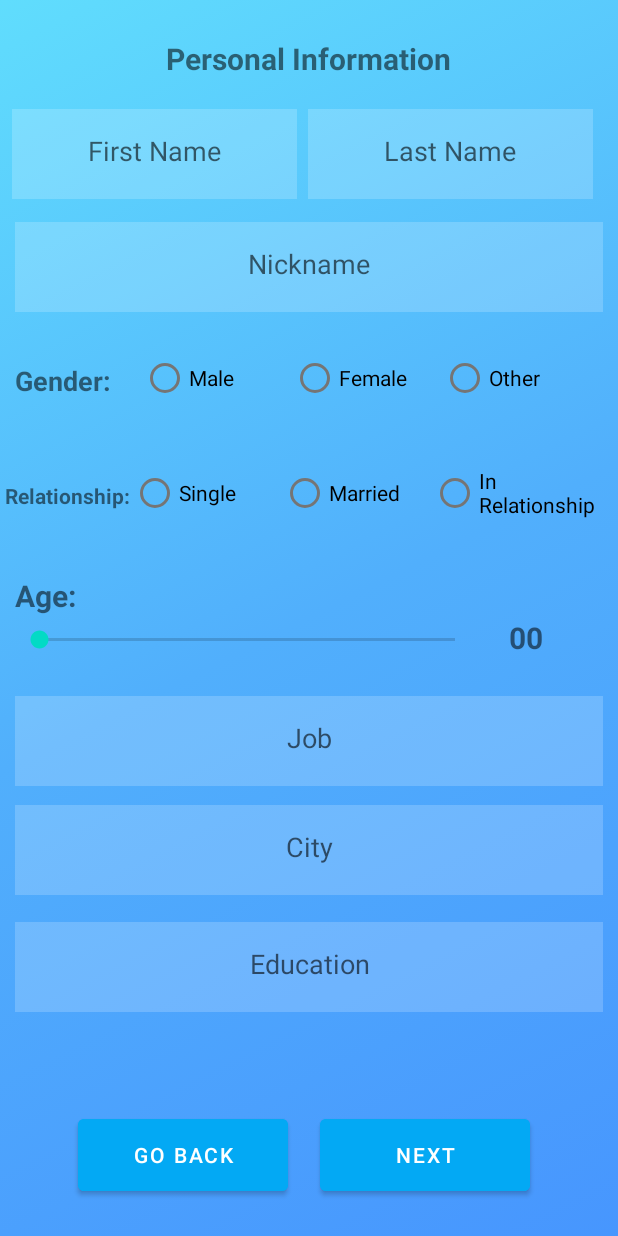
After one commit to Ronenii/Fly, an Android app: the SignUpActivity2 screen opened directly, with no data from a screen before it, on a phone screen of 412 x 824 dp. The commit adds this screen. Run offline under Robolectric (Android 15) with nearby library versions, the phone set to English and light mode, and no system bars.

Commit message:
added second sign up page for the user's personal information. TODO: 1. add backend functionality- save the input 2. connect the age meter to the textview 3. make the go back button go back to the first sign up page, allow to enter new mail and password to replace the old ones. 4. the next button should finish the registration process, sign the user in and move into the home page of the app.

```diff
--- a/app/src/main/java/com/GroupC/fly/ActivityLogic/MainActivity.java
+++ b/app/src/main/java/com/GroupC/fly/ActivityLogic/MainActivity.java
@@ -40,7 +40,6 @@ public class MainActivity extends AppCompatActivity {
 
     public void onSignInClick(View view)
     {
-
         //test
         //sets a new dialog on this activity and shows the sign in activity
         Dialog sign_in_dialog = new Dialog(this);
@@ -65,5 +64,7 @@ public class MainActivity extends AppCompatActivity {
         });
     }
 
-
+    public void onForgotPasswordClick(View view) {
+        // TODO: go to forgot password activity.
+    }
 }
--- a/app/src/main/java/com/GroupC/fly/ActivityLogic/SignUpActivity.java
+++ b/app/src/main/java/com/GroupC/fly/ActivityLogic/SignUpActivity.java
@@ -4,14 +4,12 @@ import androidx.constraintlayout.widget.ConstraintLayout;
 
 import android.content.Intent;
 import android.graphics.drawable.AnimationDrawable;
-import android.net.wifi.hotspot2.pps.Credential;
 import android.os.Bundle;
 import android.view.Gravity;
 import android.view.LayoutInflater;
 import android.view.View;
 import android.view.ViewGroup;
 import android.view.WindowManager;
-import android.widget.Button;
 import android.widget.EditText;
 import android.widget.TextView;
 import android.widget.Toast;
@@ -26,7 +24,6 @@ public class SignUpActivity extends AppCompatActivity{
     EditText etEmail;
     EditText etPassword;
     EditText etPasswordRepeat;
-    Button submitButton;
 
     @Override
     protected void onCreate(Bundle savedInstanceState) {
@@ -48,17 +45,6 @@ public class SignUpActivity extends AppCompatActivity{
         etEmail = (EditText) findViewById(R.id.et_email);
         etPassword = (EditText) findViewById(R.id.et_password);
         etPasswordRepeat = (EditText) findViewById(R.id.et_password_repeat);
-        submitButton = (Button) findViewById(R.id.btn_submit);
-        submitButton.setOnClickListener(new View.OnClickListener() {
-            @Override
-            public void onClick(View view) {
-                getCredentials();
-                if(credentialsCheck(passwordRepeat,password,email))
-                {
-                    //TODO: Save/Create new user and redirect to profile creation
-                }
-            }
-        });
     }
 
     //Gets credentials from user
@@ -72,7 +58,7 @@ public class SignUpActivity extends AppCompatActivity{
     //Checks if the credentials are ok returns true, if not will show error and return false
     private boolean credentialsCheck(String passwordRepeat, String password, String email)
     {  //TODO: finish method, figure out what we want to be the credential requirements
-        if(password.length() < 8 || password == null) {
+        if(password == null || password.length() < 8) {
             displayErrorToast("Password must contain 8 characters");
             return false;
         }
@@ -96,8 +82,16 @@ public class SignUpActivity extends AppCompatActivity{
         toast.show();
 
     }
-    public void onReturnClick(View view) {
-        Intent moveToHome = new Intent(this,MainActivity.class);
+    public void onGoBackClick(View view) {
+        Intent moveToHome = new Intent(this, MainActivity.class);
         startActivity(moveToHome);
     }
+
+    public void onNextClick(View view) {
+        getCredentials();
+        if(credentialsCheck(passwordRepeat,password,email)) {
+            Intent moveToNext = new Intent(this, SignUpActivity2.class);
+            startActivity(moveToNext);
+        }
+    }
 }
--- /dev/null
+++ b/app/src/main/java/com/GroupC/fly/ActivityLogic/SignUpActivity2.java
@@ -0,0 +1,36 @@
+package com.GroupC.fly.ActivityLogic;
+
+import androidx.appcompat.app.AppCompatActivity;
+import androidx.constraintlayout.widget.ConstraintLayout;
+
+import android.graphics.drawable.AnimationDrawable;
+import android.os.Bundle;
+import android.view.View;
+import android.view.WindowManager;
+
+import com.GroupC.fly.R;
+
+public class SignUpActivity2 extends AppCompatActivity {
+
+    @Override
+    protected void onCreate(Bundle savedInstanceState) {
+        super.onCreate(savedInstanceState);
+        setContentView(R.layout.activity_sign_up2);
+
+        //These lines hide the title and action bar at the top of the screen
+        this.getSupportActionBar().hide();
+        getWindow().setFlags(WindowManager.LayoutParams.FLAG_FULLSCREEN,WindowManager.LayoutParams.FLAG_FULLSCREEN);
+
+        //Animation Declaration & Start
+        ConstraintLayout sign_up_page2 = findViewById(R.id.sign_up_page2);
+        AnimationDrawable animation = (AnimationDrawable) sign_up_page2.getBackground();
+
+        animation.setEnterFadeDuration(10);
+        animation.setExitFadeDuration(5000);
+        animation.start();
+    }
+
+    public void onGoBackClick(View view) {
+
+    }
+}
--- a/app/src/main/res/layout/activity_main.xml
+++ b/app/src/main/res/layout/activity_main.xml
@@ -12,7 +12,7 @@
         android:id="@+id/textWelcome"
         android:layout_width="wrap_content"
         android:layout_height="wrap_content"
-        android:text="@string/welcome_to_fly"
+        android:text="@string/welcome_msg"
         android:textSize="30sp"
         app:layout_constraintBottom_toBottomOf="parent"
         app:layout_constraintEnd_toEndOf="parent"
@@ -27,7 +27,7 @@
         android:layout_marginTop="144dp"
         android:backgroundTint="#03A9F4"
         android:onClick="onSignInClick"
-        android:text="@string/sign_in"
+        android:text="@string/sign_in_msg"
         android:textColor="@color/white"
         app:layout_constraintEnd_toEndOf="parent"
         app:layout_constraintStart_toStartOf="parent"
@@ -39,7 +39,7 @@
         android:layout_height="60dp"
         android:backgroundTint="#03A9F4"
         android:onClick="onSignUpClick"
-        android:text="@string/sign_up"
+        android:text="@string/sign_up_msg"
         android:textAlignment="center"
         android:textColor="@color/white"
         app:layout_constraintEnd_toEndOf="@+id/buttonSignIn"
--- a/app/src/main/res/layout/activity_sign_in.xml
+++ b/app/src/main/res/layout/activity_sign_in.xml
@@ -17,7 +17,7 @@
         android:background="@color/input_bar_color"
         android:drawableLeft="@drawable/baseline_alternate_email_24"
         android:gravity="center"
-        android:hint="Email"
+        android:hint="@string/email_msg"
         android:padding="20dp"
         app:layout_constraintBottom_toBottomOf="parent"
         app:layout_constraintEnd_toEndOf="parent"
@@ -35,7 +35,7 @@
         android:background="@color/input_bar_color"
         android:drawableLeft="@drawable/baseline_password_24"
         android:gravity="center"
-        android:hint="Password"
+        android:hint="@string/password_msg"
         android:padding="20dp"
         app:layout_constraintBottom_toBottomOf="parent"
         app:layout_constraintEnd_toEndOf="parent"
@@ -51,7 +51,7 @@
         android:layout_below="@id/et_password_si"
         android:layout_margin="20dp"
         android:onClick="onForgotPasswordClick"
-        android:text="Forgot Password"
+        android:text="@string/forgot_password_msg"
         app:layout_constraintBottom_toBottomOf="parent"
         app:layout_constraintEnd_toEndOf="parent"
         app:layout_constraintStart_toStartOf="parent"
@@ -64,7 +64,7 @@
         android:layout_height="60dp"
         android:layout_marginBottom="52dp"
         android:backgroundTint="#03A9F4"
-        android:text="SIGN IN"
+        android:text="@string/sign_in_msg"
         android:textColor="@color/white"
         app:layout_constraintBottom_toBottomOf="parent"
         app:layout_constraintEnd_toEndOf="parent"
--- a/app/src/main/res/layout/activity_sign_up.xml
+++ b/app/src/main/res/layout/activity_sign_up.xml
@@ -13,7 +13,7 @@
         android:layout_width="wrap_content"
         android:layout_height="wrap_content"
         android:layout_marginTop="-10dp"
-        android:text="@string/sign_up"
+        android:text="@string/sign_up_msg"
         android:textSize="20sp"
         android:textStyle="bold"
         android:typeface="normal"
@@ -35,7 +35,7 @@
         android:background="@color/input_bar_color"
         android:drawableLeft="@drawable/baseline_alternate_email_24"
         android:gravity="center"
-        android:hint="@string/email"
+        android:hint="@string/email_msg"
         android:padding="20dp"
         app:layout_constraintBottom_toTopOf="@+id/et_password"
         app:layout_constraintEnd_toEndOf="parent"
@@ -55,7 +55,7 @@
         android:background="@color/input_bar_color"
         android:drawableLeft="@drawable/baseline_password_24"
         android:gravity="center"
-        android:hint="@string/password"
+        android:hint="@string/password_msg"
         android:inputType="textPassword"
         android:padding="20dp"
         app:layout_constraintBottom_toBottomOf="parent"
@@ -74,42 +74,43 @@
         android:background="@color/input_bar_color"
         android:drawableLeft="@drawable/baseline_password_24"
         android:gravity="center"
-        android:hint="@string/re_password"
+        android:hint="@string/retype_password_msg"
+        android:inputType="textPassword"
         android:padding="20dp"
-        android:inputType="textPassword"
-        app:layout_constraintBottom_toTopOf="@+id/btn_submit"
+        app:layout_constraintBottom_toBottomOf="parent"
         app:layout_constraintEnd_toEndOf="parent"
         app:layout_constraintHorizontal_bias="0.0"
         app:layout_constraintStart_toStartOf="parent"
         app:layout_constraintTop_toBottomOf="@+id/et_password"
-        app:layout_constraintVertical_bias="0.021" />
+        app:layout_constraintVertical_bias="0.0" />
 
     <Button
-        android:id="@+id/btn_submit"
+        android:id="@+id/btn_next"
         android:layout_width="140dp"
         android:layout_height="60dp"
-        android:layout_marginBottom="228dp"
+        android:layout_marginBottom="28dp"
         android:backgroundTint="@color/blueBtnColor"
-        android:text="submit"
+        android:text="@string/next_msg"
+        android:textColor="@color/white"
         android:typeface="normal"
-        android:textColor="@color/white"
-        app:layout_constraintBottom_toTopOf="@+id/btn_return_home"
+        android:onClick="onNextClick"
+        app:layout_constraintBottom_toBottomOf="parent"
         app:layout_constraintEnd_toEndOf="parent"
-        app:layout_constraintHorizontal_bias="0.498"
+        app:layout_constraintHorizontal_bias="0.833"
         app:layout_constraintStart_toStartOf="parent" />
 
     <Button
-        android:id="@+id/btn_return_home"
+        android:id="@+id/btn_go_back"
         android:layout_width="140dp"
         android:layout_height="60dp"
-        android:layout_marginBottom="68dp"
+        android:layout_marginBottom="28dp"
         android:backgroundTint="@color/blueBtnColor"
-        android:onClick="onReturnClick"
-        android:text="return home"
+        android:onClick="onGoBackClick"
+        android:text="@string/back_msg"
         android:textColor="@color/white"
         app:layout_constraintBottom_toBottomOf="parent"
         app:layout_constraintEnd_toEndOf="parent"
-        app:layout_constraintHorizontal_bias="0.498"
+        app:layout_constraintHorizontal_bias="0.225"
         app:layout_constraintStart_toStartOf="parent" />
 
 </androidx.constraintlayout.widget.ConstraintLayout>
--- /dev/null
+++ b/app/src/main/res/layout/activity_sign_up2.xml
@@ -0,0 +1,288 @@
+<?xml version="1.0" encoding="utf-8"?>
+<androidx.constraintlayout.widget.ConstraintLayout xmlns:android="http://schemas.android.com/apk/res/android"
+    xmlns:app="http://schemas.android.com/apk/res-auto"
+    xmlns:tools="http://schemas.android.com/tools"
+    android:id="@+id/sign_up_page2"
+    android:layout_width="match_parent"
+    android:layout_height="match_parent"
+    android:background="@drawable/gradient_animation">
+
+    <RadioGroup
+        android:id="@+id/rg_relationship"
+        android:layout_width="400dp"
+        android:layout_height="52dp"
+        android:gravity="center_vertical"
+        android:orientation="horizontal"
+        app:layout_constraintBottom_toBottomOf="parent"
+        app:layout_constraintEnd_toEndOf="parent"
+        app:layout_constraintHorizontal_bias="0.285"
+        app:layout_constraintStart_toStartOf="parent"
+        app:layout_constraintTop_toBottomOf="@+id/rg_gender"
+        app:layout_constraintVertical_bias="0.052">
+
+        <TextView
+            android:id="@+id/tv_relationship"
+            android:layout_width="84dp"
+            android:layout_height="wrap_content"
+            android:text="@string/relationship_msg"
+            android:textSize="14sp"
+            android:textStyle="bold"
+            android:typeface="normal" />
+
+        <RadioButton
+            android:id="@+id/rb_relationship_single"
+            android:layout_width="100dp"
+            android:layout_height="wrap_content"
+            android:layout_gravity="start"
+            android:text="@string/relationship_single_msg" />
+
+        <RadioButton
+            android:id="@+id/rb_relationship_married"
+            android:layout_width="100dp"
+            android:layout_height="wrap_content"
+            android:layout_gravity="start"
+            android:text="@string/relationship_married_msg" />
+
+        <RadioButton
+            android:id="@+id/rb_relationship_in_relationship"
+            android:layout_width="wrap_content"
+            android:layout_height="wrap_content"
+            android:layout_gravity="start"
+            android:text="@string/relationship_in_relationship_msg" />
+    </RadioGroup>
+
+    <TextView
+        android:id="@+id/tv_sign_up_person_info"
+        android:layout_width="wrap_content"
+        android:layout_height="wrap_content"
+        android:layout_marginTop="-10dp"
+        android:text="@string/sign_up_person_info_msg"
+        android:textSize="20sp"
+        android:textStyle="bold"
+        android:typeface="normal"
+        app:layout_constraintBottom_toBottomOf="parent"
+        app:layout_constraintEnd_toEndOf="parent"
+        app:layout_constraintHorizontal_bias="0.498"
+        app:layout_constraintStart_toStartOf="parent"
+        app:layout_constraintTop_toTopOf="parent"
+        app:layout_constraintVertical_bias="0.044" />
+
+    <EditText
+        android:id="@+id/et_first_name"
+        android:layout_width="190dp"
+        android:layout_height="60dp"
+        android:layout_marginStart="8dp"
+        android:background="@color/input_bar_color"
+        android:gravity="center"
+        android:hint="@string/first_name_msg"
+        android:padding="20dp"
+        app:layout_constraintBottom_toBottomOf="parent"
+        app:layout_constraintStart_toStartOf="parent"
+        app:layout_constraintTop_toTopOf="parent"
+        app:layout_constraintVertical_bias="0.095" />
+
+    <EditText
+        android:id="@+id/et_nickname"
+        android:layout_width="match_parent"
+        android:layout_height="60dp"
+        android:layout_below="@id/et_first_name"
+        android:layout_marginStart="10dp"
+        android:layout_marginTop="15dp"
+        android:layout_marginEnd="10dp"
+        android:background="@color/input_bar_color"
+        android:gravity="center"
+        android:hint="@string/nickname_msg"
+        android:padding="20dp"
+        app:layout_constraintBottom_toBottomOf="parent"
+        app:layout_constraintEnd_toEndOf="parent"
+        app:layout_constraintHorizontal_bias="1.0"
+        app:layout_constraintStart_toStartOf="parent"
+        app:layout_constraintTop_toBottomOf="@+id/et_last_name"
+        app:layout_constraintVertical_bias="0.0" />
+
+    <RadioGroup
+        android:id="@+id/rg_gender"
+        android:layout_width="383dp"
+        android:layout_height="51dp"
+        android:gravity="center_vertical"
+        android:orientation="horizontal"
+        app:layout_constraintBottom_toBottomOf="parent"
+        app:layout_constraintEnd_toEndOf="parent"
+        app:layout_constraintHorizontal_bias="0.357"
+        app:layout_constraintStart_toStartOf="parent"
+        app:layout_constraintTop_toBottomOf="@+id/et_nickname"
+        app:layout_constraintVertical_bias="0.035">
+
+        <TextView
+            android:id="@+id/tv_gender"
+            android:layout_width="84dp"
+            android:layout_height="wrap_content"
+            android:text="@string/gender_msg"
+            android:textSize="18sp"
+            android:textStyle="bold"
+            android:typeface="normal" />
+
+        <RadioButton
+            android:id="@+id/rb_gender_male"
+            android:layout_width="100dp"
+            android:layout_height="wrap_content"
+            android:layout_gravity="start"
+            android:text="@string/gender_male_msg" />
+
+        <RadioButton
+            android:id="@+id/rb_gender_female"
+            android:layout_width="100dp"
+            android:layout_height="wrap_content"
+            android:layout_gravity="start"
+            android:text="@string/gender_female_msg" />
+
+        <RadioButton
+            android:id="@+id/rb_gender_other"
+            android:layout_width="100dp"
+            android:layout_height="wrap_content"
+            android:layout_gravity="start"
+            android:text="@string/gender_other_msg" />
+    </RadioGroup>
+
+    <EditText
+        android:id="@+id/et_job"
+        android:layout_width="match_parent"
+        android:layout_height="60dp"
+        android:layout_below="@id/et_first_name"
+        android:layout_marginStart="10dp"
+        android:layout_marginEnd="10dp"
+        android:background="@color/input_bar_color"
+        android:gravity="center"
+        android:hint="@string/job_msg"
+        android:padding="20dp"
+        app:layout_constraintBottom_toBottomOf="parent"
+        app:layout_constraintEnd_toEndOf="parent"
+        app:layout_constraintHorizontal_bias="0.0"
+        app:layout_constraintStart_toStartOf="parent"
+        app:layout_constraintTop_toBottomOf="@+id/sb_age"
+        app:layout_constraintVertical_bias="0.071" />
+
+    <EditText
+        android:id="@+id/et_education"
+        android:layout_width="match_parent"
+        android:layout_height="60dp"
+        android:layout_below="@id/et_first_name"
+        android:layout_marginStart="10dp"
+        android:layout_marginEnd="10dp"
+        android:background="@color/input_bar_color"
+        android:gravity="center"
+        android:hint="@string/education_msg"
+        android:padding="20dp"
+        app:layout_constraintBottom_toBottomOf="parent"
+        app:layout_constraintEnd_toEndOf="parent"
+        app:layout_constraintHorizontal_bias="0.0"
+        app:layout_constraintStart_toStartOf="parent"
+        app:layout_constraintTop_toBottomOf="@+id/et_city"
+        app:layout_constraintVertical_bias="0.106" />
+
+    <TextView
+        android:id="@+id/tv_age_num"
+        android:layout_width="wrap_content"
+        android:layout_height="wrap_content"
+        android:layout_marginStart="20dp"
+        android:text="00"
+        android:textSize="20sp"
+        android:textStyle="bold"
+        android:typeface="normal"
+        app:layout_constraintBottom_toBottomOf="@+id/sb_age"
+        app:layout_constraintStart_toEndOf="@+id/sb_age"
+        app:layout_constraintTop_toTopOf="@+id/sb_age"
+        app:layout_constraintVertical_bias="0.0" />
+
+    <SeekBar
+        android:id="@+id/sb_age"
+        android:layout_width="309dp"
+        android:layout_height="30dp"
+        app:layout_constraintBottom_toBottomOf="parent"
+        app:layout_constraintEnd_toEndOf="parent"
+        app:layout_constraintHorizontal_bias="0.098"
+        app:layout_constraintStart_toStartOf="parent"
+        app:layout_constraintTop_toBottomOf="@+id/rg_gender"
+        app:layout_constraintVertical_bias="0.257" />
+
+    <TextView
+        android:id="@+id/tv_age"
+        android:layout_width="wrap_content"
+        android:layout_height="wrap_content"
+        android:text="@string/age_msg"
+        android:textSize="20sp"
+        android:textStyle="bold"
+        android:typeface="normal"
+        app:layout_constraintBottom_toBottomOf="@+id/sb_age"
+        app:layout_constraintEnd_toEndOf="@+id/sb_age"
+        app:layout_constraintHorizontal_bias="0.0"
+        app:layout_constraintStart_toStartOf="@+id/sb_age"
+        app:layout_constraintTop_toBottomOf="@+id/rg_gender"
+        app:layout_constraintVertical_bias="0.773" />
+
+    <EditText
+        android:id="@+id/et_city"
+        android:layout_width="match_parent"
+        android:layout_height="60dp"
+        android:layout_below="@id/et_first_name"
+        android:layout_marginStart="10dp"
+        android:layout_marginEnd="10dp"
+        android:background="@color/input_bar_color"
+        android:gravity="center"
+        android:hint="@string/city_msg"
+        android:padding="20dp"
+        app:layout_constraintBottom_toBottomOf="parent"
+        app:layout_constraintEnd_toEndOf="parent"
+        app:layout_constraintHorizontal_bias="0.0"
+        app:layout_constraintStart_toStartOf="parent"
+        app:layout_constraintTop_toBottomOf="@+id/et_job"
+        app:layout_constraintVertical_bias="0.052" />
+
+    <EditText
+        android:id="@+id/et_last_name"
+        android:layout_width="190dp"
+        android:layout_height="60dp"
+        android:layout_below="@id/et_first_name"
+        android:layout_marginEnd="10dp"
+        android:background="@color/input_bar_color"
+        android:gravity="center"
+        android:hint="@string/last_name_msg"
+        android:inputType="textPassword"
+        android:padding="20dp"
+        app:layout_constraintBottom_toBottomOf="parent"
+        app:layout_constraintEnd_toEndOf="parent"
+        app:layout_constraintHorizontal_bias="0.538"
+        app:layout_constraintStart_toEndOf="@+id/et_first_name"
+        app:layout_constraintTop_toTopOf="parent"
+        app:layout_constraintVertical_bias="0.095" />
+
+    <Button
+        android:id="@+id/btn_submit"
+        android:layout_width="140dp"
+        android:layout_height="60dp"
+        android:layout_marginBottom="24dp"
+        android:backgroundTint="@color/blueBtnColor"
+        android:text="@string/next_msg"
+        android:textColor="@color/white"
+        android:typeface="normal"
+        app:layout_constraintBottom_toBottomOf="parent"
+        app:layout_constraintEnd_toEndOf="parent"
+        app:layout_constraintHorizontal_bias="0.267"
+        app:layout_constraintStart_toEndOf="@+id/btn_go_back" />
+
+    <Button
+        android:id="@+id/btn_go_back"
+        android:layout_width="140dp"
+        android:layout_height="60dp"
+        android:layout_marginBottom="24dp"
+        android:backgroundTint="@color/blueBtnColor"
+        android:onClick="onGoBackClick"
+        android:text="@string/back_msg"
+        android:textColor="@color/white"
+        app:layout_constraintBottom_toBottomOf="parent"
+        app:layout_constraintEnd_toEndOf="parent"
+        app:layout_constraintHorizontal_bias="0.191"
+        app:layout_constraintStart_toStartOf="parent" />
+
+
+</androidx.constraintlayout.widget.ConstraintLayout>
--- a/app/src/main/res/values/strings.xml
+++ b/app/src/main/res/values/strings.xml
@@ -1,9 +1,28 @@
 <resources>
     <string name="app_name">Fly</string>
-    <string name="welcome_to_fly">Welcome To Fly</string>
-    <string name="sign_in">Sign In</string>
-    <string name="sign_up">Sign Up</string>
-    <string name="email">Email</string>
-    <string name="password">Password</string>
-    <string name="re_password">Retype Password</string>
+    <string name="welcome_msg">Welcome To Fly</string>
+    <string name="sign_in_msg">Sign In</string>
+    <string name="sign_up_msg">Sign Up</string>
+    <string name="forgot_password_msg">Forgot Password</string>
+    <string name="email_msg">Email</string>
+    <string name="password_msg">Password</string>
+    <string name="retype_password_msg">Retype Password</string>
+    <string name="back_msg">Go Back</string>
+    <string name="next_msg">Next</string>
+    <string name="sign_up_person_info_msg">Personal Information</string>
+    <string name="first_name_msg">First Name</string>
+    <string name="last_name_msg">Last Name</string>
+    <string name="nickname_msg">Nickname</string>
+    <string name="gender_msg">Gender:</string>
+    <string name="gender_male_msg">Male</string>
+    <string name="gender_female_msg">Female</string>
+    <string name="gender_other_msg">Other</string>
+    <string name="age_msg">Age:</string>
+    <string name="job_msg">Job</string>
+    <string name="city_msg">City</string>
+    <string name="education_msg">Education</string>
+    <string name="relationship_msg">Relationship:</string>
+    <string name="relationship_single_msg">Single</string>
+    <string name="relationship_married_msg">Married</string>
+    <string name="relationship_in_relationship_msg">In Relationship</string>
 </resources>
```
Also changed, not shown: app/src/main/AndroidManifest.xml (+4 -4 lines).
